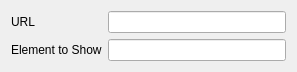
This is webslicer2/plasma/websliceConfig.ui in KDE/silk as Qt 5 draws it before an edit. The edited form follows.
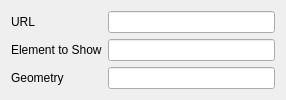
This is the edited form. Custom widgets are drawn as their Qt base class.

Patch:
```diff
--- a/webslicer2/plasma/websliceConfig.ui
+++ b/webslicer2/plasma/websliceConfig.ui
@@ -6,8 +6,8 @@
    <rect>
     <x>0</x>
     <y>0</y>
-    <width>297</width>
-    <height>64</height>
+    <width>286</width>
+    <height>94</height>
    </rect>
   </property>
   <property name="sizePolicy">
@@ -26,6 +26,9 @@
    <string>Configure the System Bar</string>
   </property>
   <layout class="QFormLayout" name="formLayout">
+   <property name="fieldGrowthPolicy">
+    <enum>QFormLayout::ExpandingFieldsGrow</enum>
+   </property>
    <item row="0" column="0">
     <widget class="QLabel" name="urlLabel">
      <property name="text">
@@ -46,6 +49,16 @@
    <item row="1" column="1">
     <widget class="KLineEdit" name="elementEdit"/>
    </item>
+   <item row="2" column="0">
+    <widget class="QLabel" name="label">
+     <property name="text">
+      <string>Geometry</string>
+     </property>
+    </widget>
+   </item>
+   <item row="2" column="1">
+    <widget class="KLineEdit" name="geometryEdit"/>
+   </item>
   </layout>
  </widget>
  <customwidgets>
```
